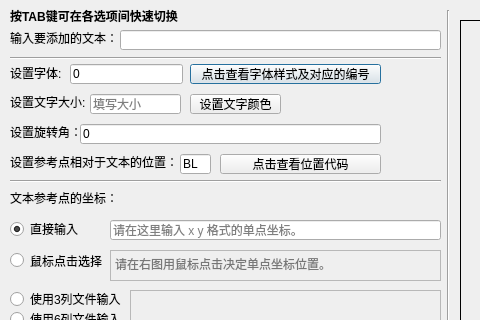
Above: src/gmt_pstext.ui from CovMat/GMT-mini-GUI before the change; both pictures show x 0 to 480 and y 0 to 320 of the 1000 by 500 pixel window. Below: the same form after it.
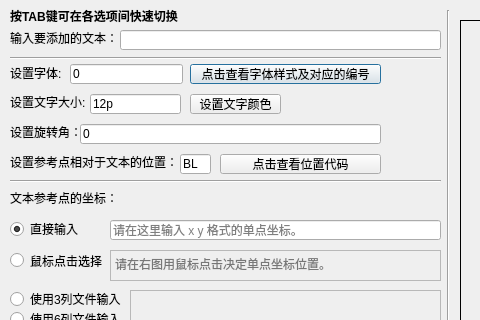
That is the form after the change.

Diff of the .ui file:
```diff
--- a/src/gmt_pstext.ui
+++ b/src/gmt_pstext.ui
@@ -223,6 +223,9 @@
      <height>20</height>
     </rect>
    </property>
+   <property name="text">
+    <string>12p</string>
+   </property>
    <property name="placeholderText">
     <string>填写大小</string>
    </property>
```
